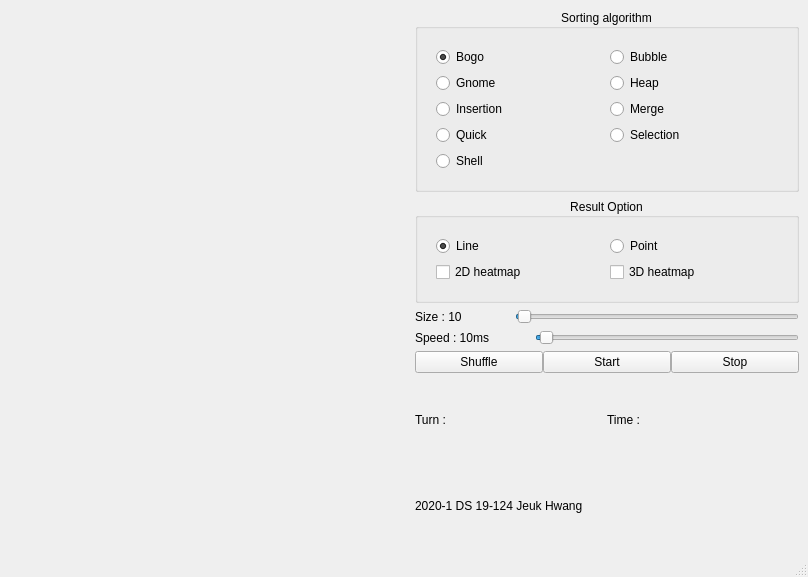
Old version of the form pyqt_gui.ui in the repository PositivePeriod/SortingSimulation.
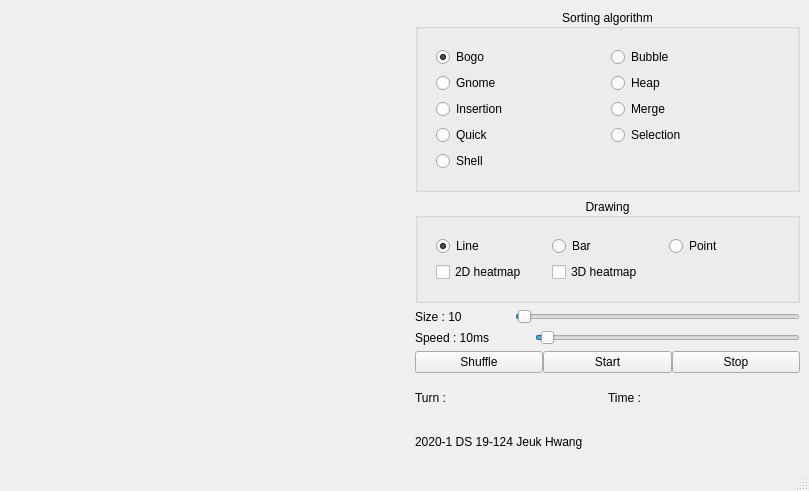
New version of the form. Custom widgets are drawn as their Qt base class.

Patch:
```diff
--- a/pyqt_gui.ui
+++ b/pyqt_gui.ui
@@ -6,8 +6,8 @@
    <rect>
     <x>0</x>
     <y>0</y>
-    <width>808</width>
-    <height>577</height>
+    <width>809</width>
+    <height>491</height>
    </rect>
   </property>
   <property name="windowTitle">
@@ -251,7 +251,7 @@
       <item row="2" column="0">
        <widget class="QGroupBox" name="option_group">
         <property name="title">
-         <string>Result Option</string>
+         <string>Drawing</string>
         </property>
         <property name="alignment">
          <set>Qt::AlignCenter</set>
@@ -270,7 +270,7 @@
               </property>
              </widget>
             </item>
-            <item row="0" column="1">
+            <item row="0" column="2">
              <widget class="QRadioButton" name="point_btn">
               <property name="text">
                <string>Point</string>
@@ -284,6 +284,13 @@
               </property>
              </widget>
             </item>
+            <item row="0" column="1">
+             <widget class="QRadioButton" name="bar_btn">
+              <property name="text">
+               <string>Bar</string>
+              </property>
+             </widget>
+            </item>
             <item row="1" column="1">
              <widget class="QCheckBox" name="three_heatmap">
               <property name="text">
```
